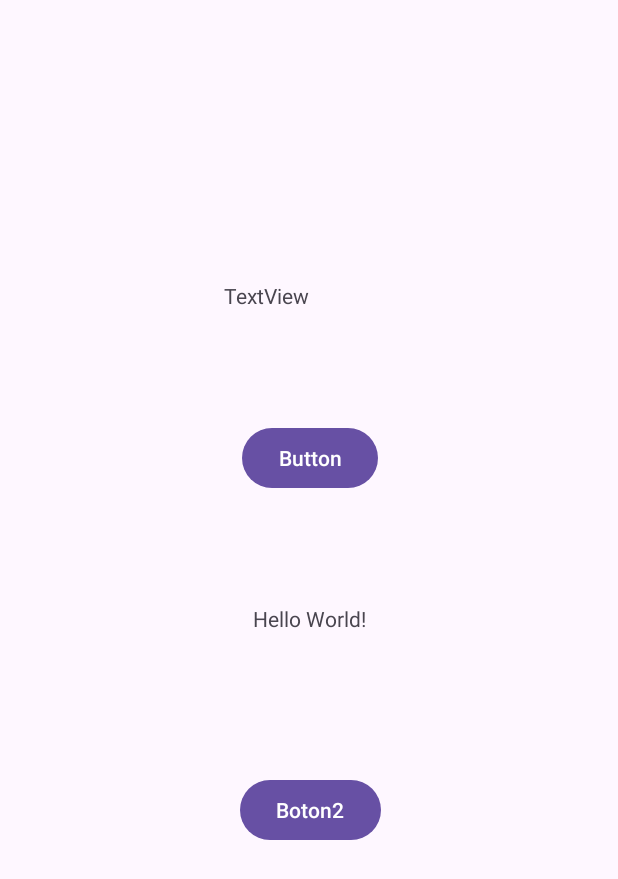
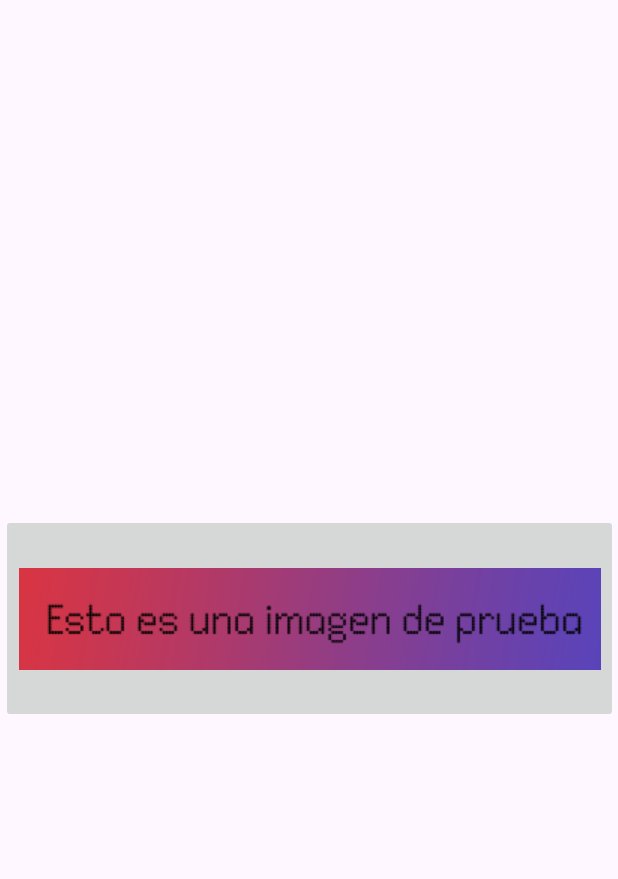
Before and after one commit to ElianaFlorencia/TEST_APP, an Android app: the screen it shows after launch (MainActivity), on a phone screen of 412 x 824 dp. Shown: the top 879 px of the screen. Run offline under Robolectric (Android 15) with nearby library versions, the phone set to English and light mode, and no system bars.

Commit message:
new imagebutton prueba

```diff
--- a/app/src/main/res/layout/activity_main.xml
+++ b/app/src/main/res/layout/activity_main.xml
@@ -16,48 +16,15 @@
         app:layout_constraintStart_toStartOf="parent"
         app:layout_constraintTop_toTopOf="parent" />
 
-    <Button
-        android:id="@+id/button"
-        android:layout_width="wrap_content"
-        android:layout_height="wrap_content"
-        android:layout_marginStart="161dp"
-        android:layout_marginTop="258dp"
-        android:layout_marginEnd="160dp"
-        android:layout_marginBottom="50dp"
-        android:text="@string/button_ok"
-        app:layout_constraintBottom_toTopOf="@+id/textView"
-        app:layout_constraintEnd_toEndOf="parent"
-        app:layout_constraintStart_toStartOf="parent"
-        app:layout_constraintTop_toTopOf="parent" />
-
-    <Button
-        android:id="@+id/button2"
-        android:layout_width="wrap_content"
-        android:layout_height="wrap_content"
-        android:layout_marginStart="161dp"
-        android:layout_marginTop="71dp"
-        android:layout_marginEnd="159dp"
-        android:layout_marginBottom="237dp"
-        android:text="Boton2"
+    <ImageButton
+        android:id="@+id/imageButton"
+        android:layout_width="411dp"
+        android:layout_height="139dp"
         app:layout_constraintBottom_toBottomOf="parent"
         app:layout_constraintEnd_toEndOf="parent"
         app:layout_constraintStart_toStartOf="parent"
-        app:layout_constraintTop_toBottomOf="@+id/textView" />
+        app:layout_constraintTop_toTopOf="parent"
+        app:srcCompat="@drawable/prueba2" />
 
-    <TextView
-        android:id="@+id/textView2"
-        android:layout_width="113dp"
-        android:layout_height="34dp"
-        android:layout_marginStart="149dp"
-        android:layout_marginTop="164dp"
-        android:layout_marginEnd="149dp"
-        android:layout_marginBottom="60dp"
-        android:text="TextView"
-        app:layout_constraintBottom_toTopOf="@+id/button"
-        app:layout_constraintEnd_toEndOf="parent"
-        app:layout_constraintHorizontal_bias="1.0"
-        app:layout_constraintStart_toStartOf="parent"
-        app:layout_constraintTop_toTopOf="parent"
-        app:layout_constraintVertical_bias="1.0" />
 
 </androidx.constraintlayout.widget.ConstraintLayout>
```
Also changed, not shown: app/src/main/res/drawable/prueba2.png (added).
